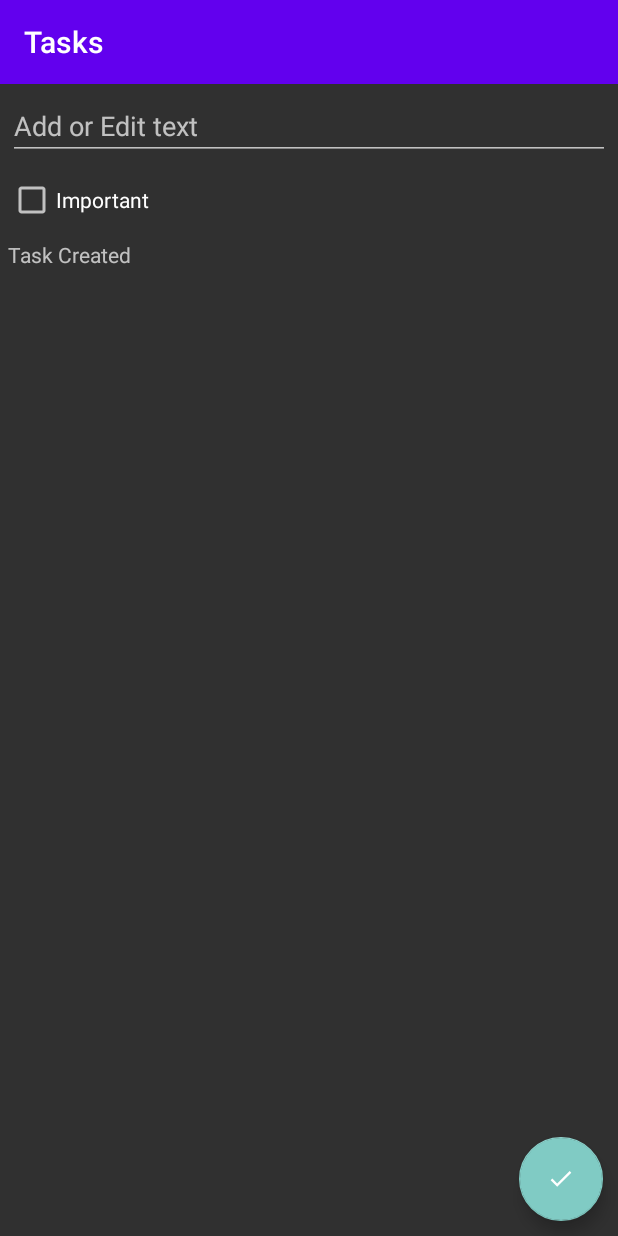
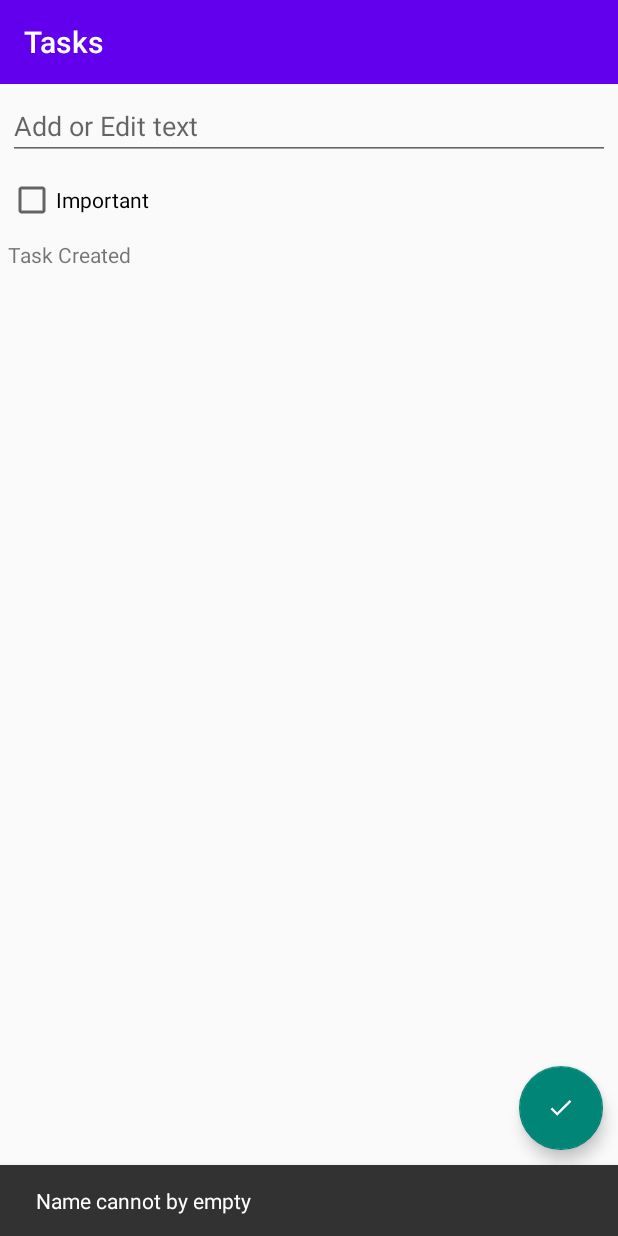
Before and after one commit to HaiderSaleem/JetPack-Component, an Android app: the fragment AddEditFragment placed in its activity, after a tap on "Add Task", on a phone screen of 412 x 824 dp. Run offline under Robolectric (Android 15) with nearby library versions, the phone set to English and light mode, and no system bars; our stand-ins replace Dagger/Hilt's generated code, Room's generated code, navigation-ui; libraries missing offline, so code that uses them is left out: androidx.hilt, androidx.hilt.lifecycle; 2 statements that could not run were skipped.

Commit message:
Add & Edit Tasks - MVVM To-Do List App with Flow and Architecture Components

```diff
--- a/app/src/main/AndroidManifest.xml
+++ b/app/src/main/AndroidManifest.xml
@@ -12,7 +12,8 @@
         android:theme="@style/Theme.JetPack">
         <activity android:name=".activity.MainActivity"/>
         <activity android:name=".activity.LoginActivity" />
-        <activity android:name=".ui.TaskMainActivity">
+        <activity android:name=".ui.TaskMainActivity"
+            android:windowSoftInputMode="adjustResize">
             <intent-filter>
                 <action android:name="android.intent.action.MAIN" />
 
--- a/app/src/main/java/com/debugger/jetpack/ui/addedittask/AddEditFragment.kt
+++ b/app/src/main/java/com/debugger/jetpack/ui/addedittask/AddEditFragment.kt
@@ -2,18 +2,25 @@ package com.debugger.jetpack.ui.addedittask
 
 import android.os.Bundle
 import android.view.View
+import androidx.core.os.bundleOf
 import androidx.core.view.isVisible
 import androidx.core.widget.addTextChangedListener
 import androidx.fragment.app.Fragment
+import androidx.fragment.app.setFragmentResult
 import androidx.fragment.app.viewModels
+import androidx.lifecycle.lifecycleScope
+import androidx.navigation.fragment.findNavController
 import com.debugger.jetpack.R
 import com.debugger.jetpack.databinding.FragmentAddEditBinding
+import com.debugger.jetpack.util.exhaustive
+import com.google.android.material.snackbar.Snackbar
 import dagger.hilt.android.AndroidEntryPoint
+import kotlinx.coroutines.flow.collect
 
 @AndroidEntryPoint
 class AddEditFragment : Fragment(R.layout.fragment_add_edit) {
 
-    private val addEditTaskViewModel: AddEditTaskViewModel by viewModels()
+    private val viewModel: AddEditTaskViewModel by viewModels()
 
     override fun onViewCreated(view: View, savedInstanceState: Bundle?) {
         super.onViewCreated(view, savedInstanceState)
@@ -21,23 +28,41 @@ class AddEditFragment : Fragment(R.layout.fragment_add_edit) {
         val bindings = FragmentAddEditBinding.bind(view)
 
         bindings.apply {
-            etTask.setText(addEditTaskViewModel.taskName)
-            cbTask.isChecked = addEditTaskViewModel.taskImp
+            etTask.setText(viewModel.taskName)
+            cbTask.isChecked = viewModel.taskImp
             cbTask.jumpDrawablesToCurrentState()
 
-            tvCreated.isVisible = addEditTaskViewModel.task != null
-            tvCreated.text = addEditTaskViewModel.task?.createdDateFormat
+            tvCreated.isVisible = viewModel.task != null
+            tvCreated.text = viewModel.task?.createdDateFormat
 
             etTask.addTextChangedListener {
-                addEditTaskViewModel.taskName = it.toString()
+                viewModel.taskName = it.toString()
             }
 
             cbTask.setOnCheckedChangeListener { _, isChecked ->
-                addEditTaskViewModel.taskImp = isChecked
+                viewModel.taskImp = isChecked
             }
 
             fabDone.setOnClickListener {
-                addEditTaskViewModel.onSaveClick()
+                viewModel.onSaveClick()
+            }
+        }
+
+        viewLifecycleOwner.lifecycleScope.launchWhenCreated {
+            viewModel.addEdItTaskEventFlow.collect { event ->
+                when (event) {
+                    is AddEditTaskViewModel.AddEditTaskEvent.ShowInvalidInputMessage -> {
+                        Snackbar.make(requireView(), event.msg, Snackbar.LENGTH_SHORT).show()
+                    }
+                    is AddEditTaskViewModel.AddEditTaskEvent.NavigateBackResult -> {
+                        bindings.etTask.clearFocus()
+                        setFragmentResult(
+                            "add_edit_request",
+                            bundleOf("add_edit_result" to event.result)
+                        )
+                        findNavController().popBackStack()
+                    }
+                }.exhaustive
             }
         }
     }
--- a/app/src/main/java/com/debugger/jetpack/ui/addedittask/AddEditTaskViewModel.kt
+++ b/app/src/main/java/com/debugger/jetpack/ui/addedittask/AddEditTaskViewModel.kt
@@ -18,7 +18,7 @@ class AddEditTaskViewModel @ViewModelInject constructor(
 
     val task = state.get<Task>("task")
     private val addEditTaskEvent = Channel<AddEditTaskEvent> { }
-    private val addEdItTaskEventFlow = addEditTaskEvent.receiveAsFlow()
+    val addEdItTaskEventFlow = addEditTaskEvent.receiveAsFlow()
 
     var taskName = state.get<String>("taskName") ?: task?.name ?: ""
         set(value) {
@@ -35,6 +35,7 @@ class AddEditTaskViewModel @ViewModelInject constructor(
     fun onSaveClick() {
         if (taskName.isBlank()) {
             showInvalidInputMessage("Name cannot by empty")
+            return
         }
 
         if (task != null) {
--- a/app/src/main/res/layout/fragment_task.xml
+++ b/app/src/main/res/layout/fragment_task.xml
@@ -3,7 +3,6 @@
     xmlns:tools="http://schemas.android.com/tools"
     android:layout_width="match_parent"
     android:layout_height="match_parent"
-    android:background="@color/white"
     tools:context=".ui.tasks.TaskFragment">
 
 
--- a/app/src/main/res/values/themes.xml
+++ b/app/src/main/res/values/themes.xml
@@ -1,6 +1,6 @@
 <resources xmlns:tools="http://schemas.android.com/tools">
     <!-- Base application theme. -->
-    <style name="Theme.JetPack" parent="Theme.AppCompat.NoActionBar">
+    <style name="Theme.JetPack" parent="Theme.AppCompat.Light.NoActionBar">
         <!-- Primary brand color. -->
         <item name="colorPrimary">@color/purple_500</item>
         <item name="colorPrimaryVariant">@color/purple_700</item>
```
Also changed, not shown: app/src/main/java/com/debugger/jetpack/ui/tasks/TaskFragment.kt (+18 -2 lines), app/src/main/java/com/debugger/jetpack/ui/tasks/TasksViewModel.kt (+15 -3 lines).
